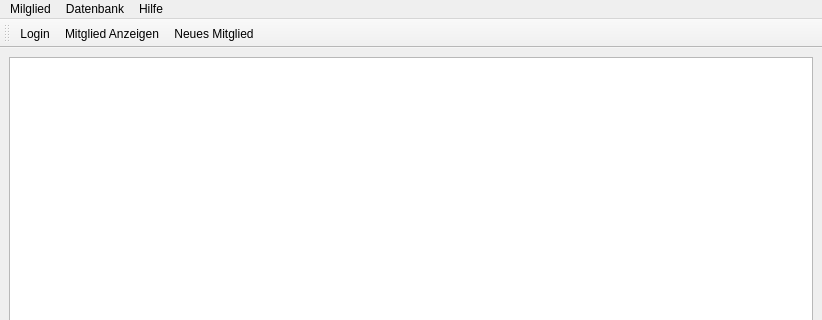
Qt form gui-Qt/src/mainWindow.ui (Bjoe/member-manager) before a commit; both pictures show x 0 to 822 and y 0 to 320 of the 822 by 676 pixel window.
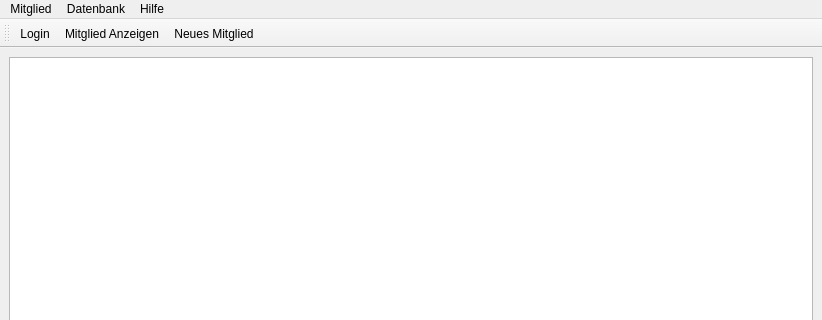
The same form after that commit.

Diff of the .ui file:
```diff
--- a/gui-Qt/src/mainWindow.ui
+++ b/gui-Qt/src/mainWindow.ui
@@ -29,9 +29,9 @@
      <height>25</height>
     </rect>
    </property>
-   <widget class="QMenu" name="menuMilglied">
+   <widget class="QMenu" name="menuMitglied">
     <property name="title">
-     <string>Milglied</string>
+     <string>Mitglied</string>
     </property>
     <addaction name="actionNewMember"/>
     <addaction name="actionSelectMember"/>
@@ -47,7 +47,7 @@
      <string>Hilfe</string>
     </property>
    </widget>
-   <addaction name="menuMilglied"/>
+   <addaction name="menuMitglied"/>
    <addaction name="menuDatenbank"/>
    <addaction name="menuHilfe"/>
   </widget>
```
Left out of the diff: 9 changed lines with no effect on the pictures.
